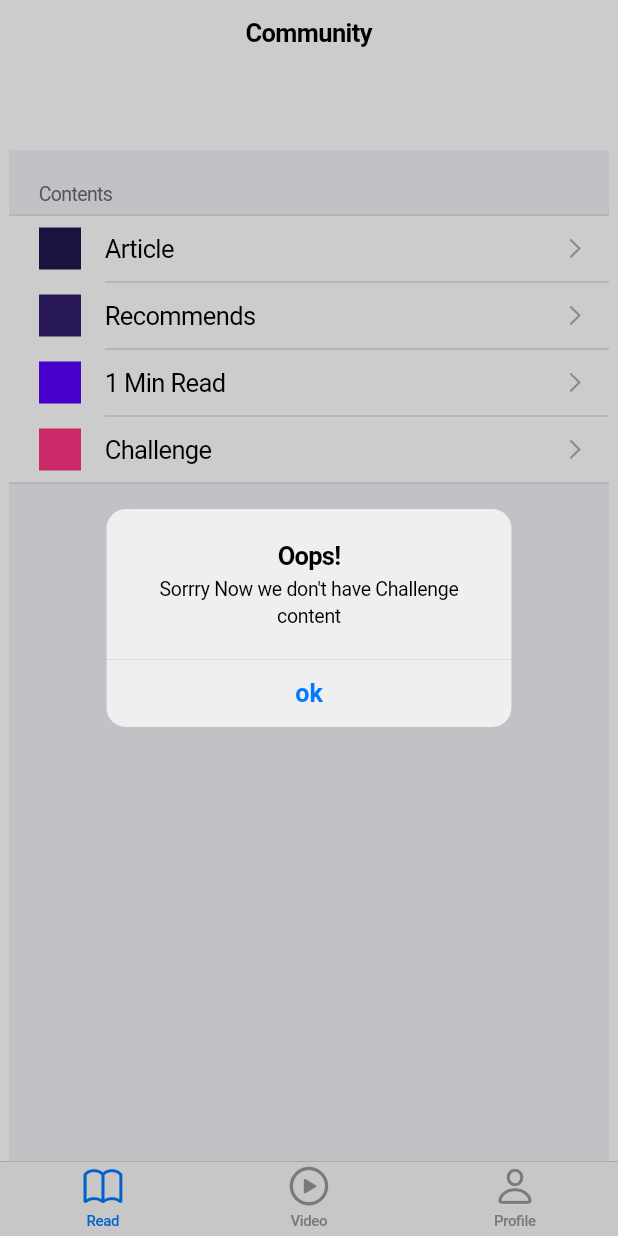
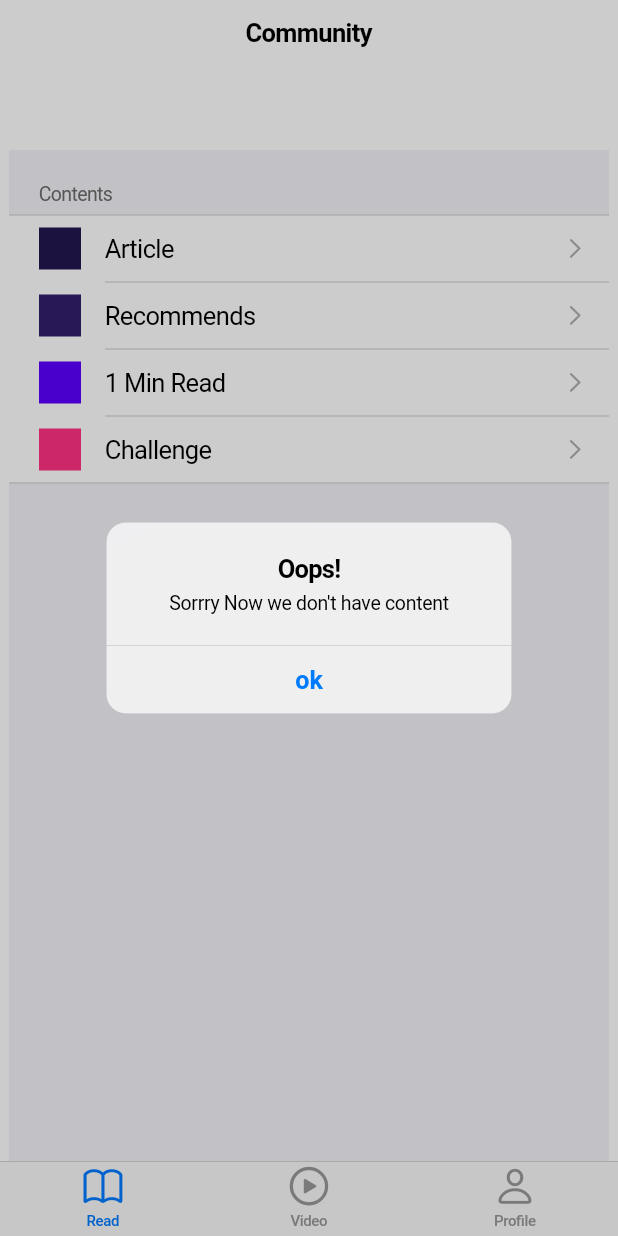
Before and after one commit to kikmaysa/cupertino_Content, a Flutter app: the screen it shows after launch, after a tap on "Article", on a phone screen of 412 x 824 dp. Run offline on Flutter 3.47's test engine with Material 3 defaults, Android fonts, the phone set to English and light mode, and no system bars.

Commit message:
edit text pop up in readScreen

```diff
--- a/lib/readScreen.dart
+++ b/lib/readScreen.dart
@@ -77,7 +77,7 @@ void _showAlertDialog(BuildContext context) {
     context: context,
     builder: (BuildContext context) => CupertinoAlertDialog(
       title: const Text('Oops!'),
-      content: const Text("Sorrry Now we don't have Challenge content"),
+      content: const Text("Sorrry Now we don't have content"),
       actions: <CupertinoDialogAction>[
         CupertinoDialogAction(
           isDefaultAction: true,
```
